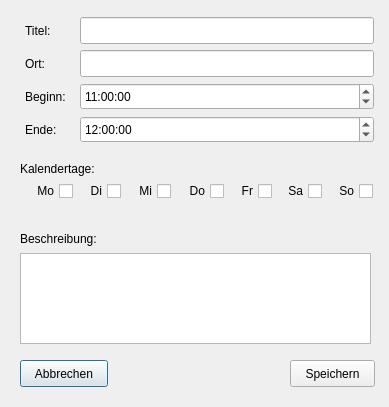
Qt form core/gui_ui_newquerywindow.ui (shahrutul/p2p) before a commit.
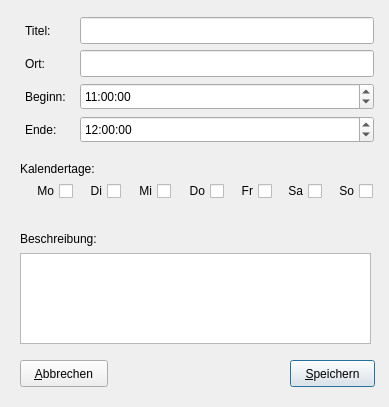
The same form after that commit.

Commit message: Queryfenster schickt jetzt Query-Objekte ans Gui-Interface

Diff of the .ui file:
```diff
--- a/core/gui_ui_newquerywindow.ui
+++ b/core/gui_ui_newquerywindow.ui
@@ -46,7 +46,7 @@
     </rect>
    </property>
    <property name="text">
-    <string>Abbrechen</string>
+    <string>&amp;Abbrechen</string>
    </property>
   </widget>
   <widget class="QPushButton" name="pbSpeichern">
@@ -59,7 +59,10 @@
     </rect>
    </property>
    <property name="text">
-    <string>Speichern</string>
+    <string>&amp;Speichern</string>
+   </property>
+   <property name="default">
+    <bool>true</bool>
    </property>
   </widget>
   <widget class="QCheckBox" name="cbSo">
```
The commit also changes 3 other files.
